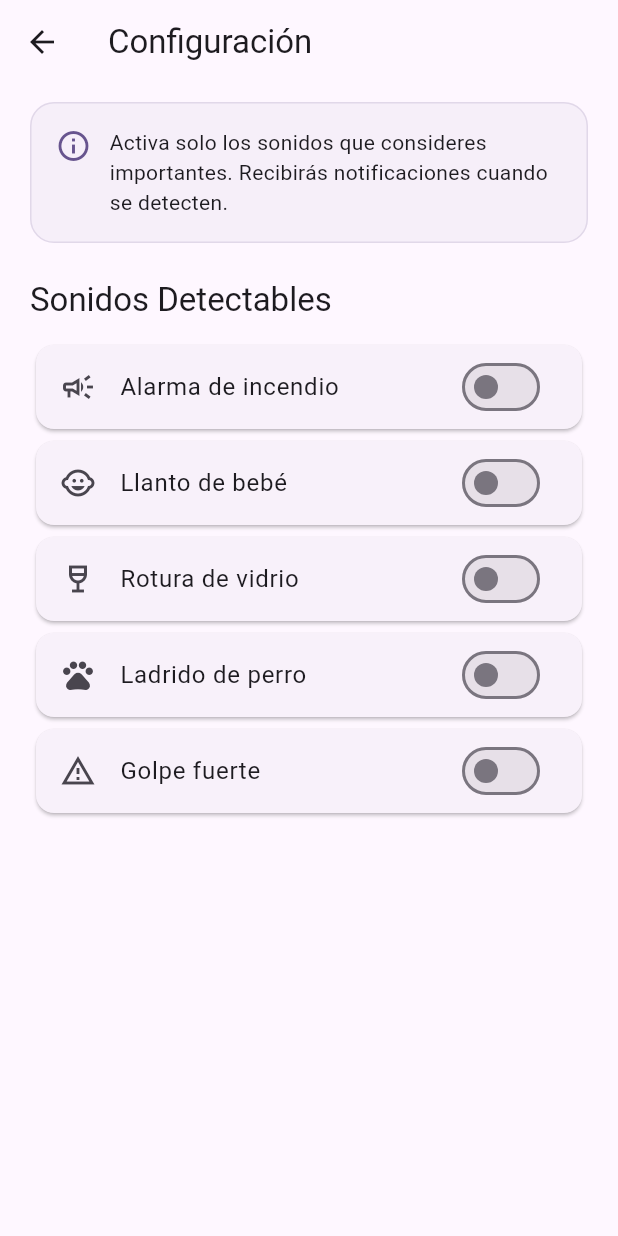
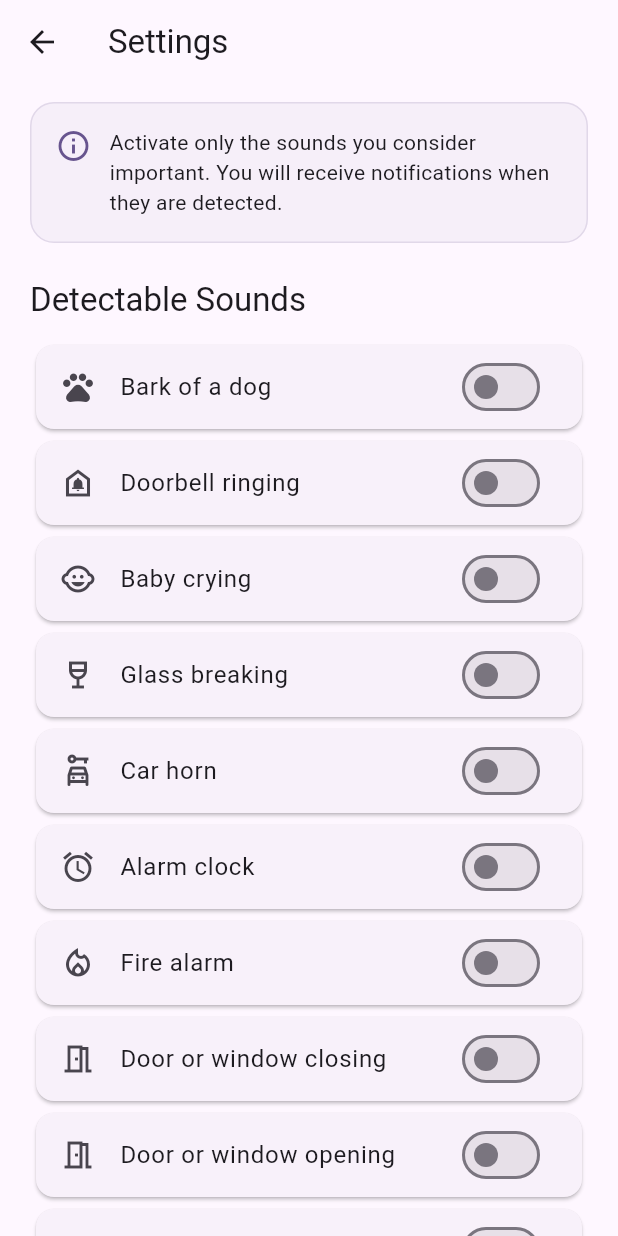
Before and after one commit to dabeltran26/deaf-less, a Flutter app: the screen it shows after launch, after a tap on the "settings" icon, on a phone screen of 412 x 824 dp. Run offline on Flutter 3.47's test engine with Material 3 defaults, Android fonts, the light colour scheme and no system bars; our stand-ins replace equatable, flutter_bloc, go_router, hive, hive_flutter, permission_handler; accounts and stored records are empty.

Commit message:
feat: Add debug audio export, update detectable sound catalog, and centralize UI text constants.

```diff
--- /dev/null
+++ b/lib/core/constants/app_strings.dart
@@ -0,0 +1,43 @@
+/// Application-wide string constants for UI labels and messages.
+/// All strings are in English.
+class AppStrings {
+  AppStrings._();
+
+  // App Branding
+  static const String appTitle = 'Deaf Less';
+
+  // Home Page
+  static const String settingsTooltip = 'Settings';
+  static const String homeHeroMessage = 'Find out what\'s happening around you';
+  static const String homeDescription =
+      'Your hearing safety assistant that constantly monitors ambient sounds and alerts you when it detects important noises';
+
+  // Home Page Features
+  static const String feature247Title = '24/7 Monitoring';
+  static const String feature247Subtitle =
+      'Active listening in the background without interrupting your activities';
+
+  static const String featureAlertsTitle = 'Smart Alerts';
+  static const String featureAlertsSubtitle =
+      'Instant notifications when we detect configured sounds';
+
+  static const String featureCustomizableTitle = '100% Customizable';
+  static const String featureCustomizableSubtitle =
+      'Configure exactly which sounds you want to detect';
+
+  // Home Page Buttons
+  static const String startListeningButton = 'Start listening';
+  static const String stopListeningButton = 'Stop listening';
+
+  // Permission Messages
+  static const String micPermissionRequired =
+      'We need microphone permission to start listening.';
+  static const String micPermissionDenied =
+      'Microphone permission denied. Enable it in Settings to continue.';
+
+  // Settings Page
+  static const String settingsTitle = 'Settings';
+  static const String settingsInfoMessage =
+      'Activate only the sounds you consider important. You will receive notifications when they are detected.';
+  static const String detectableSoundsHeader = 'Detectable Sounds';
+}
--- a/lib/core/preferences/sound_preferences.dart
+++ b/lib/core/preferences/sound_preferences.dart
@@ -26,28 +26,53 @@ class DetectableSound {
 class SoundCatalog {
   static final List<DetectableSound> all = [
     DetectableSound(
-      id: 'fire_alarm',
-      label: 'Alarma de incendio',
-      icon: Icons.campaign_outlined,
+      id: 'dog_bark',
+      label: 'Bark of a dog',
+      icon: Icons.pets_outlined,
     ),
     DetectableSound(
-      id: 'baby_cry',
-      label: 'Llanto de bebé',
+      id: 'doorbell',
+      label: 'Doorbell ringing',
+      icon: Icons.doorbell_outlined,
+    ),
+    DetectableSound(
+      id: 'baby_crying',
+      label: 'Baby crying',
       icon: Icons.child_care_outlined,
     ),
     DetectableSound(
-      id: 'glass_break',
-      label: 'Rotura de vidrio',
+      id: 'glass_breaking',
+      label: 'Glass breaking',
       icon: Icons.wine_bar_outlined,
     ),
     DetectableSound(
-      id: 'dog_bark',
-      label: 'Ladrido de perro',
-      icon: Icons.pets_outlined,
+      id: 'car_horn',
+      label: 'Car horn',
+      icon: Icons.car_rental_outlined,
     ),
     DetectableSound(
-      id: 'loud_bang',
-      label: 'Golpe fuerte',
+      id: 'alarm_clock',
+      label: 'Alarm clock',
+      icon: Icons.alarm_outlined,
+    ),
+    DetectableSound(
+      id: 'fire_alarm',
+      label: 'Fire alarm',
+      icon: Icons.local_fire_department_outlined,
+    ),
+    DetectableSound(
+      id: 'door_closing',
+      label: 'Door or window closing',
+      icon: Icons.meeting_room_outlined,
+    ),
+    DetectableSound(
+      id: 'door_opening',
+      label: 'Door or window opening',
+      icon: Icons.meeting_room_outlined,
+    ),
+    DetectableSound(
+      id: 'stagger_swipe',
+      label: 'Stagger or swipe',
       icon: Icons.warning_amber_outlined,
     ),
   ];
--- a/lib/features/monitoring/presentation/pages/home_page.dart
+++ b/lib/features/monitoring/presentation/pages/home_page.dart
@@ -5,6 +5,7 @@ import 'package:flutter_bloc/flutter_bloc.dart';
 import 'package:go_router/go_router.dart';
 import 'package:hive_flutter/hive_flutter.dart';
 import 'package:deaf_less/core/preferences/sound_preferences.dart';
+import 'package:deaf_less/core/constants/app_strings.dart';
 import 'package:permission_handler/permission_handler.dart';
 import 'dart:io' show Platform;
 
@@ -18,12 +19,12 @@ class HomePage extends StatelessWidget {
       create: (_) => MonitoringCubit(),
       child: Scaffold(
         appBar: AppBar(
-          title: const Text('Deaf Less'),
+          title: const Text(AppStrings.appTitle),
           actions: [
             IconButton(
               icon: const Icon(Icons.settings_outlined),
               onPressed: () => context.push('/settings'),
-              tooltip: 'Ajustes',
+              tooltip: AppStrings.settingsTooltip,
             ),
           ],
         ),
@@ -58,7 +59,7 @@ class HomePage extends StatelessWidget {
                   const SizedBox(width: 12),
                   Expanded(
                     child: Text(
-                      'Enterate de lo que pasa a tu alrededor',
+                      AppStrings.homeHeroMessage,
                       style: Theme.of(context).textTheme.titleLarge,
                       textAlign: TextAlign.left,
                     ),
@@ -70,7 +71,7 @@ class HomePage extends StatelessWidget {
                 child: Padding(
                   padding: const EdgeInsets.all(8.0),
                   child: Text(
-                    'Tu asistente de seguridad auditiva que monitorea constantemente los sonidos ambientales y te alerta cuando detecta ruidos importantes',
+                    AppStrings.homeDescription,
                     style: Theme.of(context).textTheme.bodyLarge,
                     textAlign: TextAlign.center,
                   ),
@@ -79,9 +80,8 @@ class HomePage extends StatelessWidget {
               const SizedBox(height: 12),
               ItemCardWidget(
                 leading: Icon(Icons.shield_outlined, color: color.primary),
-                title: 'Monitoreo 24/7',
-                subtitle:
-                    'Escucha activa en segundo plano sin interrumpir tus actividades',
+                title: AppStrings.feature247Title,
+                subtitle: AppStrings.feature247Subtitle,
               ),
               const SizedBox(height: 12),
               ItemCardWidget(
@@ -89,15 +89,14 @@ class HomePage extends StatelessWidget {
                   Icons.notifications_none_rounded,
                   color: color.primary,
                 ),
-                title: 'Alertas Inteligentes',
-                subtitle:
-                    'Notificaciones instantáneas cuando detectamos sonidos configurados',
+                title: AppStrings.featureAlertsTitle,
+                subtitle: AppStrings.featureAlertsSubtitle,
               ),
               const SizedBox(height: 12),
               ItemCardWidget(
                 leading: Icon(Icons.volume_up_outlined, color: color.primary),
-                title: '100% Personalizable',
-                subtitle: 'Configura exactamente qué sonidos quieres detectar',
+                title: AppStrings.featureCustomizableTitle,
+                subtitle: AppStrings.featureCustomizableSubtitle,
               ),
             ],
           ),
@@ -122,7 +121,9 @@ class HomePage extends StatelessWidget {
                   ),
                   label: Text(
                     style: Theme.of(context).textTheme.titleLarge,
-                    isRecording ? 'No escuchar más' : 'Empezar a escuchar',
+                    isRecording
+                        ? AppStrings.stopListeningButton
+                        : AppStrings.startListeningButton,
                   ),
                   onPressed: () async {
                     final cubit = context.read<MonitoringCubit>();
@@ -142,9 +143,7 @@ class HomePage extends StatelessWidget {
                       } else if (micStatus.isDenied) {
                         ScaffoldMessenger.of(context).showSnackBar(
                           const SnackBar(
-                            content: Text(
-                              'Necesitamos el permiso de micrófono para empezar a escuchar.',
-                            ),
+                            content: Text(AppStrings.micPermissionRequired),
                           ),
                         );
                       } else if (micStatus.isPermanentlyDenied ||
@@ -152,9 +151,7 @@ class HomePage extends StatelessWidget {
                           micStatus.isLimited) {
                         ScaffoldMessenger.of(context).showSnackBar(
                           const SnackBar(
-                            content: Text(
-                              'Permiso de micrófono denegado. Actívalo en Ajustes para continuar.',
-                            ),
+                            content: Text(AppStrings.micPermissionDenied),
                           ),
                         );
                         openAppSettings();
--- a/lib/features/settings/presentation/pages/settings_page.dart
+++ b/lib/features/settings/presentation/pages/settings_page.dart
@@ -2,6 +2,7 @@ import 'package:deaf_less/features/settings/presentation/widgets/sount_tile_widg
 import 'package:flutter/material.dart';
 import 'package:hive_flutter/hive_flutter.dart';
 import '../../../../core/preferences/sound_preferences.dart';
+import '../../../../core/constants/app_strings.dart';
 
 class SettingsPage extends StatefulWidget {
   const SettingsPage({super.key});
@@ -23,7 +24,7 @@ class _SettingsPageState extends State<SettingsPage> {
   Widget build(BuildContext context) {
     final color = Theme.of(context).colorScheme;
     return Scaffold(
-      appBar: AppBar(title: const Text('Configuración')),
+      appBar: AppBar(title: const Text(AppStrings.settingsTitle)),
       body: ValueListenableBuilder(
         valueListenable: Hive.box(
           'preferences',
@@ -49,7 +50,7 @@ class _SettingsPageState extends State<SettingsPage> {
                     const SizedBox(width: 12),
                     Expanded(
                       child: Text(
-                        'Activa solo los sonidos que consideres importantes. Recibirás notificaciones cuando se detecten.',
+                        AppStrings.settingsInfoMessage,
                         style: Theme.of(context).textTheme.bodyMedium,
                       ),
                     ),
@@ -58,7 +59,7 @@ class _SettingsPageState extends State<SettingsPage> {
               ),
               const SizedBox(height: 24),
               Text(
-                'Sonidos Detectables',
+                AppStrings.detectableSoundsHeader,
                 style: Theme.of(context).textTheme.titleLarge,
               ),
               const SizedBox(height: 12),
```
Also changed, not shown: 2 other files.
